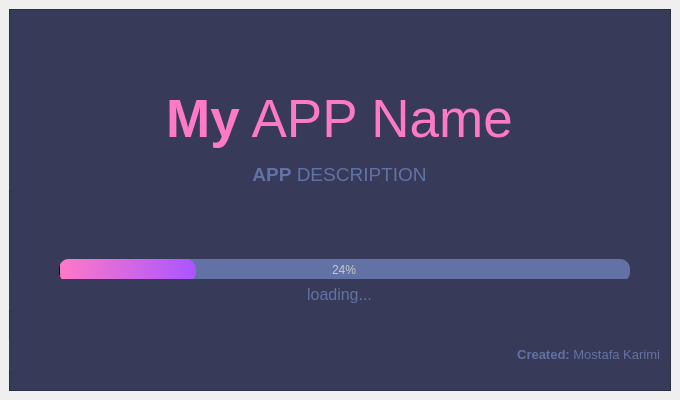
Before: the Qt Designer form Splash_Screen_with_Python/Splash_Screen_UI/splash_screen.ui in MKarimi21/PythonAndQTQuickProject, drawn with Qt 5.
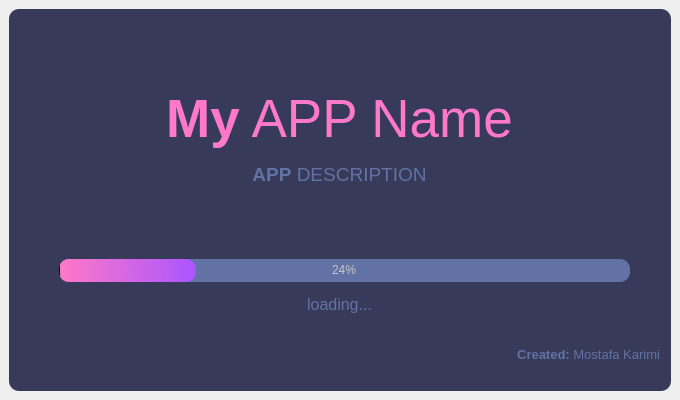
After: the same form once the commit is applied.

Commit message: main ui and chnge directory

```diff
--- a/Splash_Screen_with_Python/Splash_Screen_UI/splash_screen.ui
+++ b/Splash_Screen_with_Python/Splash_Screen_UI/splash_screen.ui
@@ -24,7 +24,7 @@
        <string notr="true">QFrame{
 	background-color: rgb(56, 58, 89);
 	color: rgb(220, 220, 220);
-	border-radus: 10px;
+	border-radius: 10px;
 }</string>
       </property>
       <property name="frameShape">
@@ -115,7 +115,7 @@
        <property name="geometry">
         <rect>
          <x>0</x>
-         <y>270</y>
+         <y>280</y>
          <width>661</width>
          <height>31</height>
         </rect>
```
The commit also changes 2 other files.
